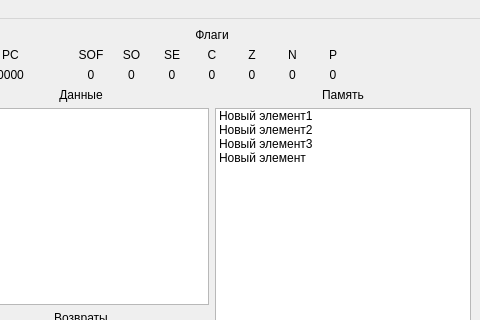
The window that mainwindow.ui (Vanek623/EmulatorStackCPU) describes before a commit, drawn with Qt 5; both pictures show x 330 to 810 and y 0 to 320 of the 810 by 559 pixel window.
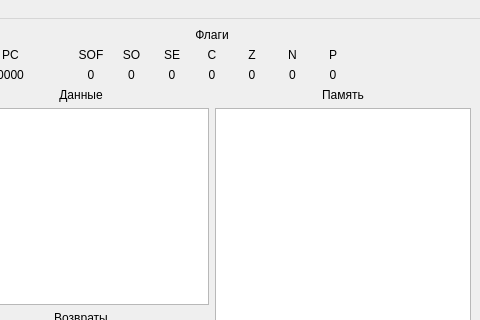
The same window after the commit.

Diff of the .ui file:
```diff
--- a/mainwindow.ui
+++ b/mainwindow.ui
@@ -399,28 +399,7 @@
              </widget>
             </item>
             <item>
-             <widget class="QListWidget" name="memoryList">
-              <item>
-               <property name="text">
-                <string>Новый элемент1</string>
-               </property>
-              </item>
-              <item>
-               <property name="text">
-                <string>Новый элемент2</string>
-               </property>
-              </item>
-              <item>
-               <property name="text">
-                <string>Новый элемент3</string>
-               </property>
-              </item>
-              <item>
-               <property name="text">
-                <string>Новый элемент</string>
-               </property>
-              </item>
-             </widget>
+             <widget class="QListWidget" name="memoryList"/>
             </item>
            </layout>
           </item>
```
Left out of the diff: 9 changed lines with no effect on the pictures.
